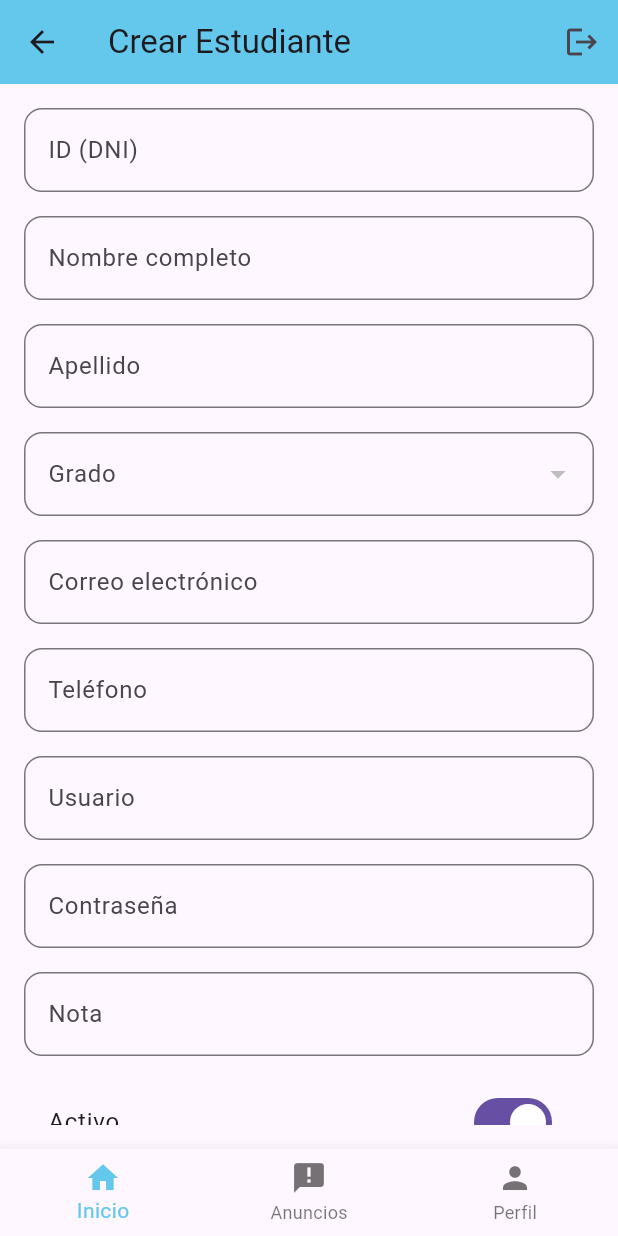
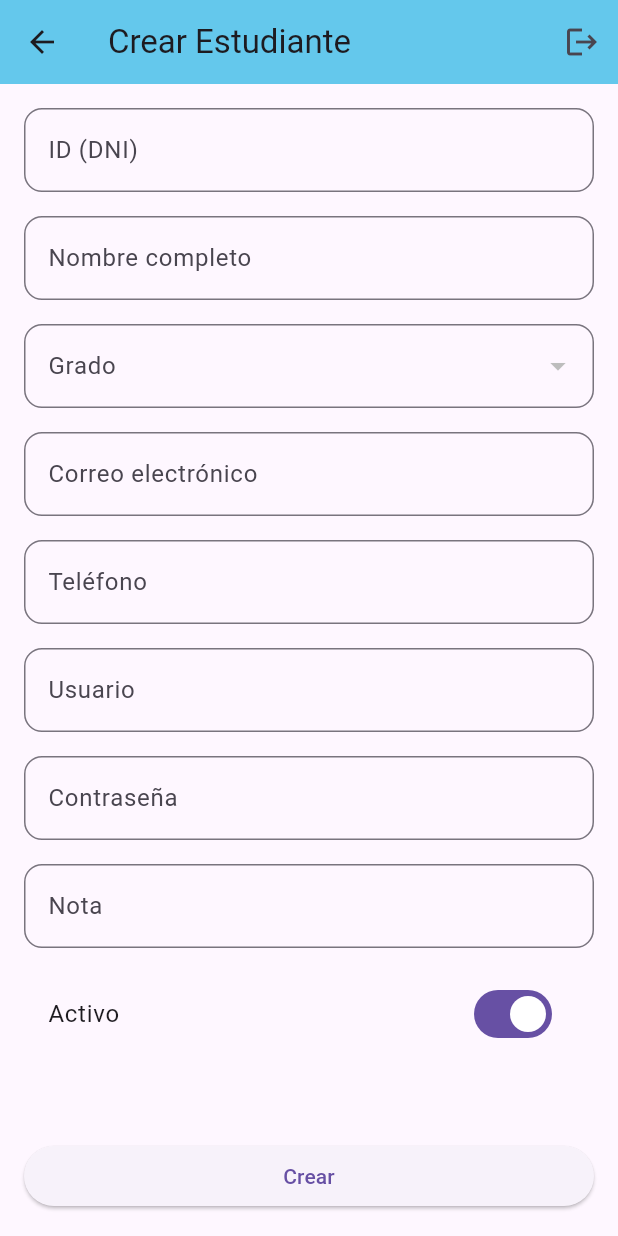
Before and after one commit to jarol03/APP-ESCUELA, a Flutter app: the CrearEstudianteScreen screen opened directly, on a phone screen of 412 x 824 dp. Run offline on Flutter 3.47's test engine with Material 3 defaults, Android fonts, the phone set to English and light mode, and no system bars; our stand-ins replace cloud_firestore, firebase_core, pdf, printing, shared_preferences; accounts and stored records are empty.

Commit message:
Solucion formulario editar alumno

```diff
--- a/lib/admin/crear_estudiante.dart
+++ b/lib/admin/crear_estudiante.dart
@@ -17,15 +17,14 @@ class CrearEstudianteScreen extends StatefulWidget {
 class _CrearEstudianteScreenState extends State<CrearEstudianteScreen> {
   final FirebaseController baseDatos = FirebaseController();
   final _formKey = GlobalKey<FormState>();
-  final _idController = TextEditingController(); // Campo para el ID
+  final _idController = TextEditingController();
   final _nombreController = TextEditingController();
-  final _apellidoController = TextEditingController();
   final _emailController = TextEditingController();
   final _telefonoController = TextEditingController();
   final _usuarioController = TextEditingController();
   final _contrasenaController = TextEditingController();
   final _notaController = TextEditingController();
-  bool _active = true; // Estado activo/inactivo
+  bool _active = true;
   Grado? _gradoSeleccionado;
   List<Grado> _grados = [];
 
@@ -34,10 +33,9 @@ class _CrearEstudianteScreenState extends State<CrearEstudianteScreen> {
     super.initState();
     obtenerGrados();
     if (widget.estudiante != null) {
-      _idController.text = widget.estudiante!.id; // Asignar el ID si existe
+      _idController.text = widget.estudiante!.id;
       _nombreController.text = widget.estudiante!.nombre;
-      _apellidoController.text = widget.estudiante!.apellido;
-      //_gradoSeleccionado = widget.estudiante!.grado;//SI DESCOMENTO ESTA LINEA OBTENGO ERROR
+      _gradoSeleccionado = widget.estudiante!.grado;
       _emailController.text = widget.estudiante!.email;
       _telefonoController.text = widget.estudiante!.telefono;
       _usuarioController.text = widget.estudiante!.usuario;
@@ -49,23 +47,29 @@ class _CrearEstudianteScreenState extends State<CrearEstudianteScreen> {
 
   Future<void> obtenerGrados() async {
   _grados = await baseDatos.obtenerGrados();
+
+  if (widget.estudiante != null) {
+    _gradoSeleccionado = _grados.firstWhere(
+      (grado) => grado.id == widget.estudiante!.grado.id,
+      orElse: () => _grados.isNotEmpty ? _grados.first : Grado(id: '', nombre: 'Sin grado')
+    );
+  }
+
   setState(() {});
 }
+
 
   @override
   Widget build(BuildContext context) {
     return Scaffold(
       appBar: AppBar(
-        title: Text(
-          widget.estudiante == null ? "Crear Estudiante" : "Editar Estudiante",
-        ),
+        title: Text(widget.estudiante == null ? "Crear Estudiante" : "Editar Estudiante"),
         backgroundColor: const Color.fromARGB(255, 100, 200, 236),
         actions: [
           IconButton(
             icon: const Icon(Icons.logout),
             onPressed: () async {
-              final SharedPreferences prefs =
-                  await SharedPreferences.getInstance();
+              final SharedPreferences prefs = await SharedPreferences.getInstance();
               await prefs.clear();
               Navigator.pushReplacement(
                 context,
@@ -81,15 +85,9 @@ class _CrearEstudianteScreenState extends State<CrearEstudianteScreen> {
           key: _formKey,
           child: ListView(
             children: [
-              _buildTextField(
-                "ID (DNI)",
-                _idController,
-                isNumber: true,
-              ), // Campo numérico
+              _buildTextField("ID (DNI)", _idController, isNumber: true),
               const SizedBox(height: 16),
               _buildTextField("Nombre completo", _nombreController),
-              const SizedBox(height: 16),
-              _buildTextField("Apellido", _apellidoController),
               const SizedBox(height: 16),
               _buildDropdown("Grado", _grados, _gradoSeleccionado, (value) {
                 setState(() {
@@ -99,19 +97,11 @@ class _CrearEstudianteScreenState extends State<CrearEstudianteScreen> {
               const SizedBox(height: 16),
               _buildTextField("Correo electrónico", _emailController),
               const SizedBox(height: 16),
-              _buildTextField(
-                "Teléfono",
-                _telefonoController,
-                isNumber: true,
-              ), // Campo numérico
+              _buildTextField("Teléfono", _telefonoController, isNumber: true),
               const SizedBox(height: 16),
               _buildTextField("Usuario", _usuarioController),
               const SizedBox(height: 16),
-              _buildTextField(
-                "Contraseña",
-                _contrasenaController,
-                obscureText: true,
-              ),
+              _buildTextField("Contraseña", _contrasenaController, obscureText: true),
               const SizedBox(height: 16),
               _buildTextField("Nota", _notaController),
               const SizedBox(height: 16),
@@ -124,46 +114,25 @@ class _CrearEstudianteScreenState extends State<CrearEstudianteScreen> {
                   });
                 },
               ),
-              const SizedBox(height: 24),
-              ElevatedButton(
-                onPressed: _submitForm,
-                child: Text(widget.estudiante == null ? "Crear" : "Actualizar"),
-              ),
             ],
           ),
         ),
       ),
-      bottomNavigationBar: BottomNavigationBar(
-        items: const [
-          BottomNavigationBarItem(icon: Icon(Icons.home), label: 'Inicio'),
-          BottomNavigationBarItem(
-            icon: Icon(Icons.announcement),
-            label: 'Anuncios',
+      bottomNavigationBar: Padding(
+        padding: const EdgeInsets.all(16.0),
+        child: ElevatedButton(
+          onPressed: _submitForm,
+          child: Text(widget.estudiante == null ? "Crear" : "Actualizar"),
         ),
-          BottomNavigationBarItem(icon: Icon(Icons.person), label: 'Perfil'),
-        ],
-        currentIndex: 0,
-        selectedItemColor: const Color.fromARGB(255, 100, 200, 236),
-        onTap: (index) {
-          // Navegar a la pantalla correspondiente
-        },
       ),
     );
   }
 
-  Widget _buildTextField(
-    String label,
-    TextEditingController controller, {
-    bool obscureText = false,
-    bool isNumber = false,
-  }) {
+  Widget _buildTextField(String label, TextEditingController controller, {bool obscureText = false, bool isNumber = false}) {
     return TextFormField(
       controller: controller,
       obscureText: obscureText,
-      keyboardType:
-          isNumber
-              ? TextInputType.number
-              : TextInputType.text, // Teclado numérico o texto
+      keyboardType: isNumber ? TextInputType.number : TextInputType.text,
       decoration: InputDecoration(
         labelText: label,
         border: OutlineInputBorder(borderRadius: BorderRadius.circular(12)),
@@ -180,36 +149,29 @@ class _CrearEstudianteScreenState extends State<CrearEstudianteScreen> {
     );
   }
 
-  Widget _buildDropdown(
-  String label,
-  List<Grado> items, // Cambiar String por Grado
-  Grado? value,
-  Function(Grado?) onChanged,
-) {
-  return DropdownButtonFormField<Grado>( // Cambiar String por Grado
+  Widget _buildDropdown(String label, List<Grado> items, Grado? value, Function(Grado?) onChanged) {
+    return DropdownButtonFormField<Grado>(
       value: value,
       decoration: InputDecoration(
         labelText: label,
         border: OutlineInputBorder(borderRadius: BorderRadius.circular(12)),
       ),
       items: items.map((item) {
-      return DropdownMenuItem<Grado>( // Cambiar String por Grado
+        return DropdownMenuItem<Grado>(
           value: item,
-        child: Text(item.nombre), // Mostrar el nombre del grado
+          child: Text(item.nombre),
         );
       }).toList(),
       onChanged: onChanged,
     );
   }
 
-
   void _submitForm() {
     if (_formKey.currentState!.validate()) {
-      // Crear o actualizar el estudiante
       final estudiante = Alumno(
-        id: _idController.text, // Asignar el ID
+        id: _idController.text,
         nombre: _nombreController.text,
-        apellido: _apellidoController.text,
+        apellido: _nombreController.text[1],
         grado: _gradoSeleccionado!,
         email: _emailController.text,
         telefono: _telefonoController.text,
@@ -220,20 +182,7 @@ class _CrearEstudianteScreenState extends State<CrearEstudianteScreen> {
       );
 
       baseDatos.agregarAlumno(estudiante);
-
-      _idController.clear();
-      _nombreController.clear();
-      _apellidoController.clear();
-      _emailController.clear();
-      _telefonoController.clear();
-      _usuarioController.clear();
-      _contrasenaController.clear();
-      _notaController.clear();
-
-      // Lógica para guardar o actualizar el estudiante
-      print(
-        "Estudiante ${widget.estudiante == null ? 'creado' : 'actualizado'}: ${estudiante.nombre}",
-      );
+      print("Estudiante ${widget.estudiante == null ? 'creado' : 'actualizado'}: ${estudiante.nombre}");
     }
   }
 }
```
Lines whose indentation alone changed are shown as unchanged.
